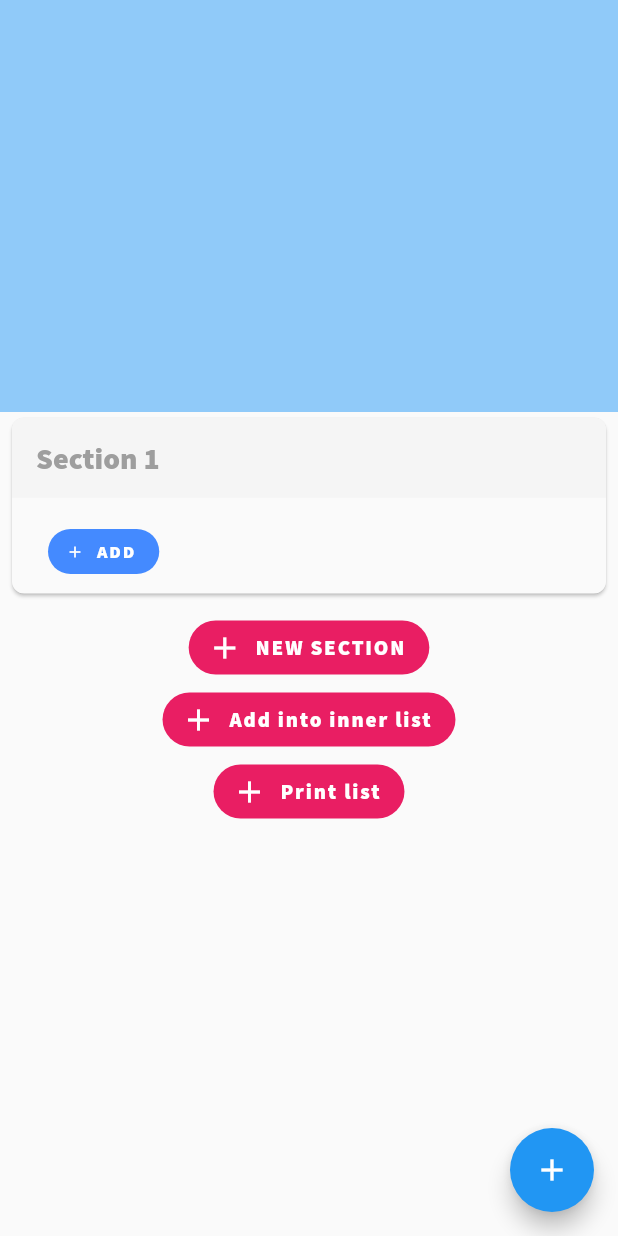
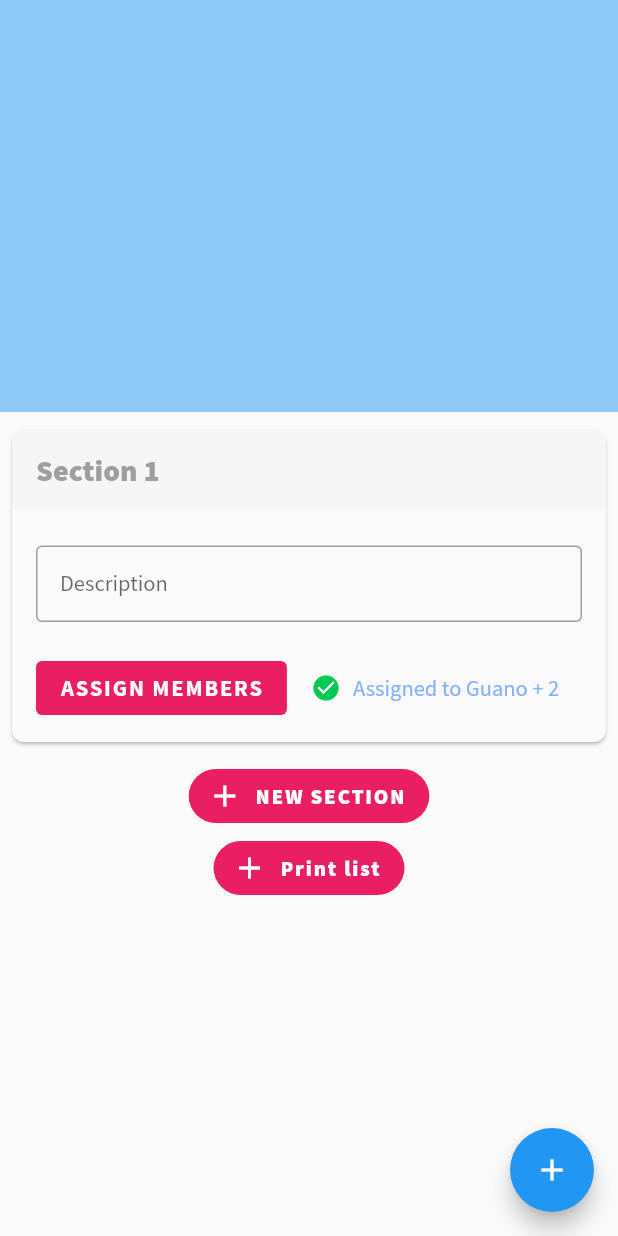
Before and after one commit to aaron-kotch/colltest, a Flutter app: the NewTask screen opened by its route, after a tap on "NEW SECTION", on a phone screen of 412 x 824 dp. Run offline on Flutter 3.47's test engine with Material 2 defaults, Android fonts, the phone set to English and light mode, and no system bars; our stand-ins replace carousel_slider, cloud_firestore, firebase_auth, image_cropper, image_picker, page_transition and 1 more; accounts and stored records are empty.

```diff
--- a/lib/newTask_view.dart
+++ b/lib/newTask_view.dart
@@ -1,5 +1,6 @@
 import 'dart:async';
 
+import 'package:flutter/cupertino.dart';
 import 'package:flutter/material.dart';
 
 class NewTask extends StatefulWidget {
@@ -14,7 +15,6 @@ class _NewTaskState extends State<NewTask> {
   TextEditingController tasksInputController = new TextEditingController();
 
   List<TextEditingController> _controller = new List();
-  List<TextEditingController> _childController = new List();
 
   List<TextEditingController> _childTextController = new List();
 
@@ -34,91 +34,28 @@ class _NewTaskState extends State<NewTask> {
 
   final GlobalKey<AnimatedListState> listKey = GlobalKey<AnimatedListState>();
 
-  List keyList = [GlobalKey<AnimatedListState>()];
+  List<GlobalKey<AnimatedListState>> cardKey = [new GlobalKey<AnimatedListState>()];
 
   bool clicked = false;
 
-  List<int> _items = [];
-
-  int counter = 0;
+  int cardCount = 0;
 
   int pos;
+  int pos1;
 
-  int index1 = -1;
+  int childTextControllerIndex = -1;
+
   int keyIndex = -1;
 
   double cardHeight = 250;
 
-  Widget childCard(BuildContext context, int index, animation) {
-    return SizeTransition(
-        sizeFactor:
-            CurvedAnimation(parent: animation, curve: Curves.easeInOutCubic),
-        child: Container(
-            padding: EdgeInsets.only(left: 24, right: 8, top: 8, bottom: 4),
-            child: Container(
-                child: Material(
-                  shape: RoundedRectangleBorder(
-                  borderRadius: BorderRadius.circular(8)),
-                  elevation: 0,
-                  child: Column(
-                    children: <Widget>[
-                      new TextField(
-                        controller: testList[index1][index],
-                        autofocus: false,
-                        maxLines: null,
-                        keyboardType: TextInputType.multiline,
-                        style: TextStyle(
-                          fontFamily: "SourceSansPro",
-                          fontWeight: FontWeight.w800,
-                          color: Colors.grey[800],
-                          fontSize: 15,
-                        ),
-                        decoration: InputDecoration(
-                          hintText: 'child',
-                          hintStyle: TextStyle(
-                            fontFamily: "SourceSansPro",
-                            fontWeight: FontWeight.w400,
-                            color: Colors.grey[500],
-                            fontSize: 15,
-                          ),
-                          filled: true,
-                          fillColor: Colors.grey[100],
-                          border: OutlineInputBorder(
-                              borderSide: BorderSide(
-                                color: Colors.grey[100],
-                              )),
-                          enabledBorder: OutlineInputBorder(
-                              borderRadius: BorderRadius.only(
-                                bottomLeft: Radius.circular(0),
-                                bottomRight: Radius.circular(0),
-                                topLeft: Radius.circular(8),
-                                topRight: Radius.circular(8),
-                              ),
-                              borderSide: BorderSide(
-                                color: Colors.grey[100],
-                              )),
-                          focusedBorder: UnderlineInputBorder(
-                            borderSide: BorderSide(
-                              color: Colors.blueAccent,
-                            ),
-                            borderRadius: BorderRadius.only(
-                              bottomLeft: Radius.circular(0),
-                              bottomRight: Radius.circular(0),
-                              topLeft: Radius.circular(8),
-                              topRight: Radius.circular(8),
-                            ),
-                          ),
-                          contentPadding: EdgeInsets.only(
-                              left: 16, right: 16, top: 12, bottom: 16),
-                        ),
-                      ),
-                    ],
-                  ),
-            ))));
-  }
+  List<Widget> cList = new List();
+
+  List<Widget> newList = [];
+
+  TextEditingController controller = TextEditingController();
 
   Widget sectionCard(BuildContext context, int index, animation) {
-
     return SizeTransition(
       sizeFactor: CurvedAnimation(
         parent: animation,
@@ -187,52 +124,88 @@ class _NewTaskState extends State<NewTask> {
                           ),
                         ),
                       ),
-                      AnimatedList(
-                          shrinkWrap: true,
-                          physics: NeverScrollableScrollPhysics(),
-                          scrollDirection: Axis.vertical,
-                          key: keyList[keyIndex],
-                          initialItemCount: _childController.length,
-                          itemBuilder:
-                              (BuildContext context, int index, animation) {
-
-                            return childCard(context, index, animation);
-                          }),
-                      Align(
+                      Container(
+                        padding: EdgeInsets.only(left: 16, top: 16, right: 16, bottom: 4),
+                        child: TextField(
+                          controller: _childTextController[index],
+                          maxLines: null,
+                          keyboardType: TextInputType.multiline,
+                          style: TextStyle(
+                            fontFamily: "SourceSansPro",
+                            fontWeight: FontWeight.w400,
+                            color: Colors.grey[800],
+                            fontSize: 15,
+                          ),
+                          decoration: InputDecoration(
+                            labelText:'Description',
+                            labelStyle: TextStyle(
+                              fontFamily: "SourceSansPro",
+                              fontWeight: FontWeight.w400,
+                              fontSize: 15,
+                              height: 1,
+                            ),
+                            border: OutlineInputBorder(
+                                borderSide: BorderSide(
+                                  color: Colors.grey[100],
+                                )),
+                            enabledBorder: OutlineInputBorder(
+                                borderRadius: BorderRadius.circular(4),
+                                borderSide: BorderSide(
+                                  color: Colors.grey[500],
+                                )),
+                            focusedBorder: OutlineInputBorder(
+                                borderRadius: BorderRadius.circular(4),
+                                borderSide: BorderSide(
+                                  color: Colors.blueAccent,
+                                )
+                            ),
+                            contentPadding: EdgeInsets.only(
+                                left: 16, right: 16, top: 16, bottom: 16),
+                          ),
+                        ),
+                      ),
+                      Container(
+                          padding: EdgeInsets.only(left: 16, bottom: 12, top: 16, right: 16),
                           alignment: Alignment.centerLeft,
-                          child: Padding(
-                            padding:
-                                EdgeInsets.only(left: 24, top: 4, bottom: 4),
-                            child: ButtonTheme(
-                              minWidth: 10,
-                              height: 30,
-                              shape: RoundedRectangleBorder(
-                                borderRadius: BorderRadius.circular(20),
+                          child: Row(
+                            children: <Widget>[
+                              ButtonTheme(
+                                shape: RoundedRectangleBorder(
+                                    borderRadius: BorderRadius.circular(4)
+                                ),
+                                disabledColor: Colors.orange[500],
+                                buttonColor: Colors.orange[500],
+                                child: FlatButton(
+                                  disabledColor: Colors.pink[500],
+                                  child: Text("ASSIGN MEMBERS",
+                                    style: TextStyle(
+                                      fontFamily: "SourceSansPro",
+                                      fontWeight: FontWeight.w700,
+                                      color: Colors.white,
+                                      letterSpacing: 1.25,
+                                      fontSize: 15,
+                                    ),
+                                  ),
+                                ),
                               ),
-                              child: FlatButton.icon(
-                                icon: Icon(Icons.add,
-                                    color: Colors.white, size: 12),
-                                disabledColor: Colors.blueAccent,
-                                color: Colors.blueAccent,
-                                splashColor: Colors.deepOrange[100],
-                                label: Text("ADD",
-                                    style: TextStyle(
-                                        fontFamily: "SourceSansPro",
-                                        fontWeight: FontWeight.w800,
-                                        fontSize: 12,
-                                        color: Colors.white,
-                                        letterSpacing: 1.25)),
-                                onPressed: () {
-
-                                  testList[index1].add(new TextEditingController());
-
-                                  keyList[keyIndex].currentState.insertItem(0,
-                                      duration: const Duration(milliseconds: 500));
-                                  setState(() {});
-                                },
+                              Container(
+                                padding: EdgeInsets.only(left: 16),
+                                child: Icon(Icons.check_circle, size: 20, color: Colors.greenAccent[700]),
                               ),
-                            ),
-                          ))
+                              Container(
+                                padding: EdgeInsets.only(left: 8),
+                                child: Text("Assigned to Guano + 2",
+                                  style: TextStyle(
+                                    fontFamily: "SourceSansPro",
+                                    fontWeight: FontWeight.w500,
+                                    fontSize: 15,
+                                    color: Colors.blueAccent[100],
+                                  ),
+                                ),
+                              )
+                            ],
+                          )
+                      ),
                     ],
                   )))),
     );
@@ -255,6 +228,7 @@ class _NewTaskState extends State<NewTask> {
               Container(
                 color: Colors.blue[200],
                 height: scrHeight / 3,
+                margin: EdgeInsets.only(bottom: 8),
               ),
               AnimatedList(
                   shrinkWrap: true,
@@ -288,13 +262,11 @@ class _NewTaskState extends State<NewTask> {
                                   color: Colors.white,
                                   letterSpacing: 1.25)),
                           onPressed: () {
-                            keyIndex++;
 
-                            keyList.add(new GlobalKey<AnimatedListState>());
+                            childTextControllerIndex++;
+                            _childTextController.add(new TextEditingController());
 
                             testList.add(_childTextController);
-
-                            index1++;
 
                             if (_controller.length == 0) {
                               _controller.add(new TextEditingController());
@@ -313,28 +285,7 @@ class _NewTaskState extends State<NewTask> {
                           },
                         ),
                       ),
-                      ButtonTheme(
-                        shape: RoundedRectangleBorder(
-                          borderRadius: BorderRadius.circular(20),
-                        ),
-                        child: FlatButton.icon(
-                          color: Colors.pink[500],
-                          splashColor: Colors.deepPurple[100],
-                          icon: Icon(Icons.add, color: Colors.white),
-                          label: Text("Add into inner list",
-                              style: TextStyle(
-                                  fontFamily: "SourceSansPro",
-                                  fontWeight: FontWeight.w800,
-                                  color: Colors.white,
-                                  letterSpacing: 1.25)),
-                          onPressed: () {
 
-                            _childTextController.add(new TextEditingController());
-
-                             testList.add(_childTextController);
-                          },
-                        ),
-                      ),
                       ButtonTheme(
                         shape: RoundedRectangleBorder(
                           borderRadius: BorderRadius.circular(20),
@@ -350,10 +301,10 @@ class _NewTaskState extends State<NewTask> {
                                   color: Colors.white,
                                   letterSpacing: 1.25)),
                           onPressed: () {
-                            print(testList);
-                            print(_childTextController.length);
-                            print(testList.sublist(1));
-                            print(testList[0]);
+
+                            print(_childTextController);
+
+                            //print(testList.sublist(1));
                           },
                         ),
                       )
@@ -376,8 +327,6 @@ class _NewTaskState extends State<NewTask> {
               print("button disabled!");
             }
 
-            String len = _controller.length.toString();
-
             print(_controller[pos].text);
           },
           child: new Icon(Icons.add),
@@ -398,6 +347,7 @@ class _NewTaskState extends State<NewTask> {
       },
     );
   }
+
 }
 
 class NewTaskAppBar extends StatefulWidget {
```
